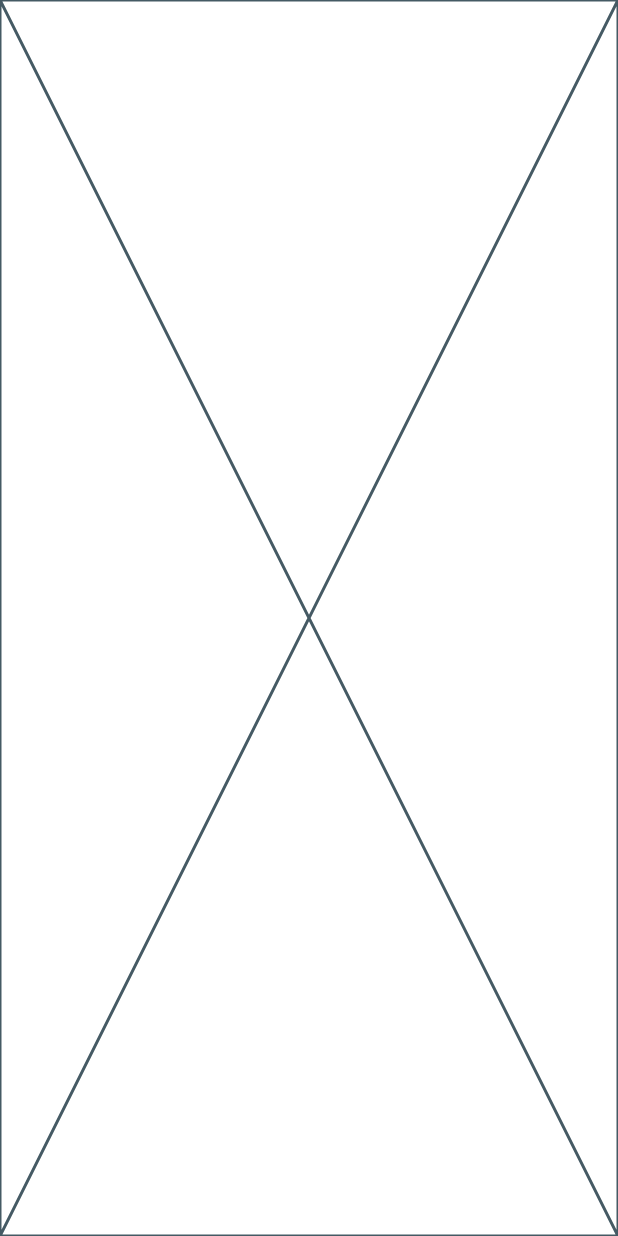
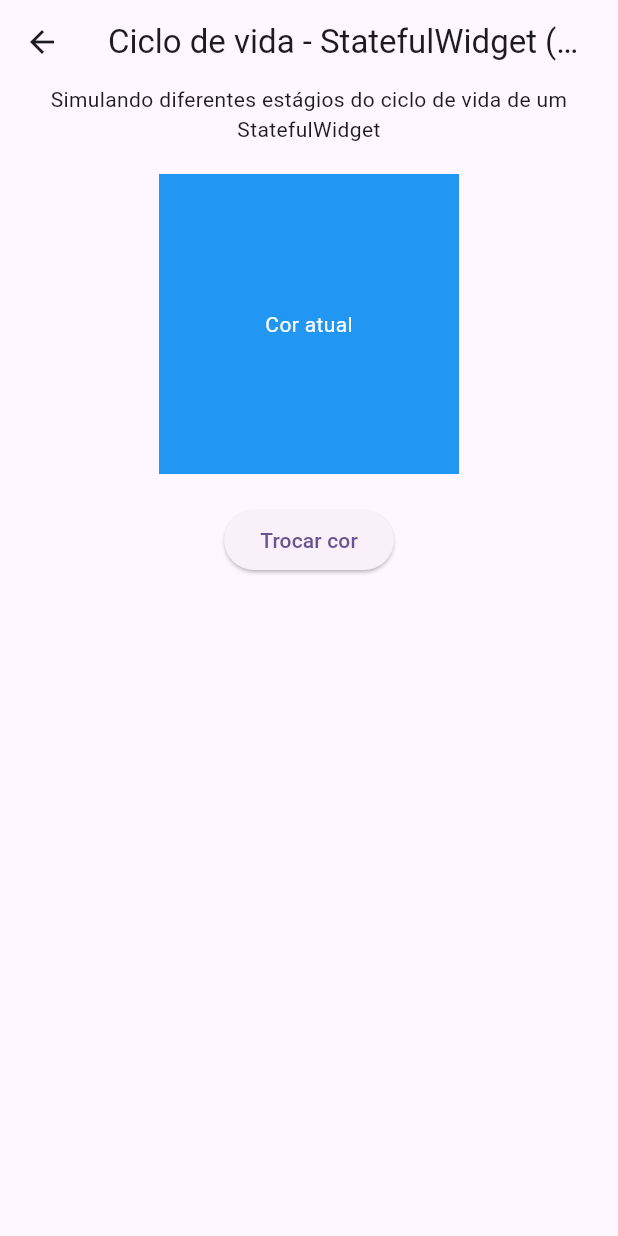
Before and after one commit to douglasmtss/curso-alura-flutter, a Flutter app: the screen it shows after launch, after a tap on "Ciclo de Vida - Stateful", on a phone screen of 412 x 824 dp. Run offline on Flutter 3.47's test engine with Material 3 defaults, Android fonts, the phone set to English and light mode, and no system bars; network calls fail.

Commit message:
add CicloStatefulParent widget to manage color state and integrate with CicloStateful

```diff
--- a/curso_alura_introducao_ao_desenvolvimento_de_aplicativos_moveis/new_project/lib/main.dart
+++ b/curso_alura_introducao_ao_desenvolvimento_de_aplicativos_moveis/new_project/lib/main.dart
@@ -1,5 +1,6 @@
 import 'package:flutter/material.dart';
 import 'package:new_project/screens/ciclo_stateful.dart';
+import 'package:new_project/screens/ciclo_stateful_parent.dart';
 import 'package:new_project/screens/widgets_conteudo.dart';
 import 'package:new_project/screens/widgets_layout.dart';
 
@@ -42,7 +43,7 @@ class ListContents extends StatelessWidget {
       titulo: 'Ciclo de Vida - Stateful',
       icone: Icons.sync,
       descricao: 'Entendendo o ciclo de vida de um StatefulWidget',
-      destino: CicloStateful(),
+      destino: CicloStatefulParent(),
     ),
   ];
 
--- a/curso_alura_introducao_ao_desenvolvimento_de_aplicativos_moveis/new_project/lib/screens/ciclo_stateful.dart
+++ b/curso_alura_introducao_ao_desenvolvimento_de_aplicativos_moveis/new_project/lib/screens/ciclo_stateful.dart
@@ -1,7 +1,8 @@
 import 'package:flutter/material.dart';
 
 class CicloStateful extends StatefulWidget {
-  const CicloStateful({super.key});
+  final Color cor;
+  const CicloStateful({super.key, required this.cor});
 
   @override
   State<CicloStateful> createState() => _CicloStatefulState();
@@ -37,6 +38,13 @@ class _CicloStatefulState extends State<CicloStateful> {
   @override
   Widget build(BuildContext context) {
     print('build: Widget construído / reconstruído');
-    return const Placeholder();
+    return Container(
+      height: 200,
+      width: 200,
+      color: widget.cor,
+      child: Center(
+        child: Text('Cor atual', style: TextStyle(color: Colors.white)),
+      ),
+    );
   }
 }
--- /dev/null
+++ b/curso_alura_introducao_ao_desenvolvimento_de_aplicativos_moveis/new_project/lib/screens/ciclo_stateful_parent.dart
@@ -0,0 +1,38 @@
+import 'package:flutter/material.dart';
+import 'package:new_project/screens/ciclo_stateful.dart';
+
+class CicloStatefulParent extends StatefulWidget {
+  const CicloStatefulParent({super.key});
+
+  @override
+  State<CicloStatefulParent> createState() => _CicloStatefulParentState();
+}
+
+class _CicloStatefulParentState extends State<CicloStatefulParent> {
+  Color corAtual = Colors.blue;
+
+  void trocarCor() {
+    setState(() {
+      corAtual = corAtual == Colors.blue ? Colors.amber : Colors.blue;
+    });
+  }
+
+  @override
+  Widget build(BuildContext context) {
+    return Scaffold(
+      appBar: AppBar(title: Text('Ciclo de vida - StatefulWidget (Parent)')),
+      body: Column(
+        children: [
+          Text(
+            'Simulando diferentes estágios do ciclo de vida de um StatefulWidget',
+            textAlign: TextAlign.center,
+          ),
+          SizedBox(height: 20),
+          CicloStateful(cor: corAtual),
+          SizedBox(height: 20),
+          ElevatedButton(onPressed: trocarCor, child: Text('Trocar cor')),
+        ],
+      ),
+    );
+  }
+}
```
